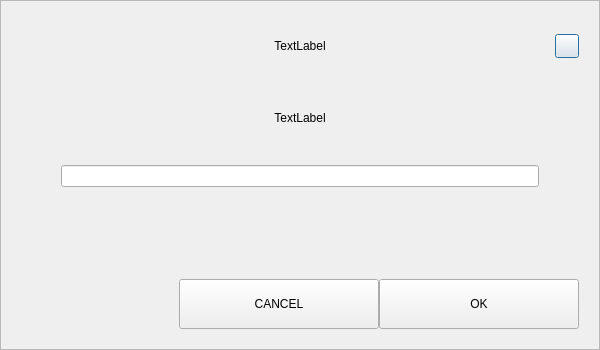
dogecash/dogecash-old, file src/qt/dogecash/forms/addnewcontactdialog.ui: the form before one commit.
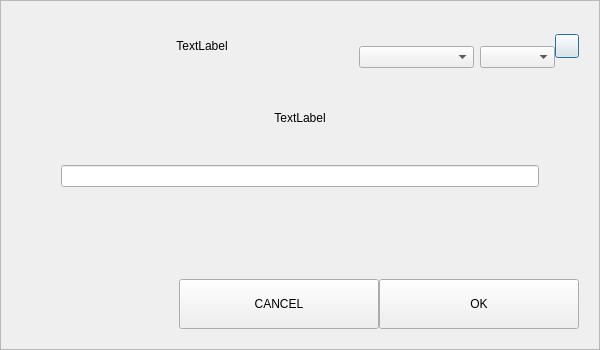
The form after the commit.

```diff
--- a/src/qt/dogecash/forms/addnewcontactdialog.ui
+++ b/src/qt/dogecash/forms/addnewcontactdialog.ui
@@ -106,12 +106,62 @@
           </property>
           <property name="sizeHint" stdset="0">
            <size>
-            <width>40</width>
+            <width>60</width>
             <height>20</height>
            </size>
           </property>
          </spacer>
         </item>
+        <item>
+           <widget class="QWidget" name="sortWidget" native="true">
+            <layout class="QHBoxLayout" name="horizontalLayout_6">
+             <property name="leftMargin">
+              <number>0</number>
+             </property>
+             <property name="topMargin">
+              <number>22</number>
+             </property>
+             <property name="rightMargin">
+              <number>0</number>
+             </property>
+             <property name="bottomMargin">
+              <number>0</number>
+             </property>
+             <item>
+              <widget class="QComboBox" name="comboBoxSort">
+               <property name="sizePolicy">
+                <sizepolicy hsizetype="Preferred" vsizetype="Fixed">
+                 <horstretch>0</horstretch>
+                 <verstretch>0</verstretch>
+                </sizepolicy>
+               </property>
+               <property name="minimumSize">
+                <size>
+                 <width>115</width>
+                 <height>0</height>
+                </size>
+               </property>
+              </widget>
+             </item>
+             <item>
+              <widget class="QComboBox" name="comboBoxSortOrder">
+               <property name="sizePolicy">
+                <sizepolicy hsizetype="Preferred" vsizetype="Fixed">
+                 <horstretch>0</horstretch>
+                 <verstretch>0</verstretch>
+                </sizepolicy>
+               </property>
+               <property name="minimumSize">
+                <size>
+                 <width>75</width>
+                 <height>0</height>
+                </size>
+               </property>
+              </widget>
+             </item>
+            </layout>
+           </widget>
+          </item>
         <item>
          <widget class="QPushButton" name="btnEsc">
           <property name="minimumSize">
```
